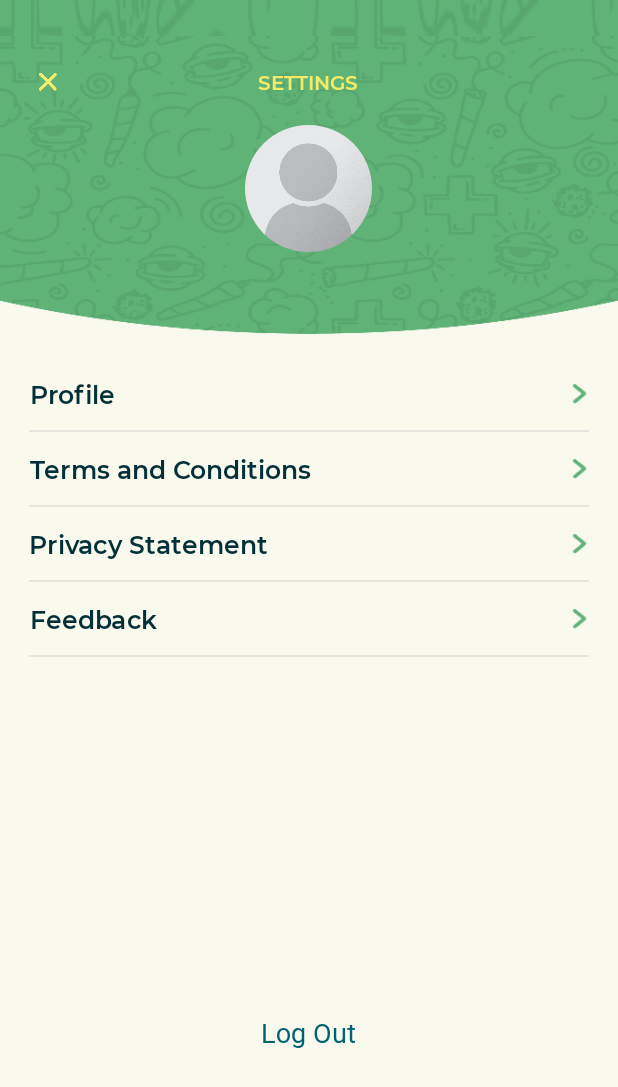
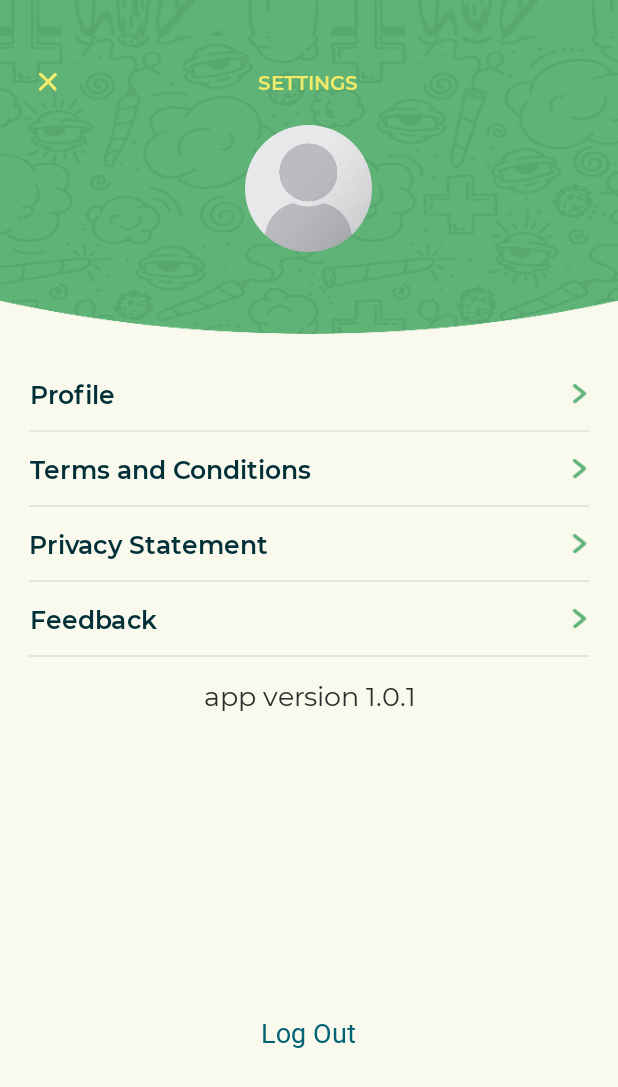
Before and after one commit to Daniel-Jefferson/dbc-android, an Android app: the SettingsActivity screen opened directly, with no data from a screen before it, on a phone screen of 412 x 824 dp. Shown: the top 1087 px of the screen. Run offline under Robolectric (Android 15) with nearby library versions, the light colour scheme and no system bars; our stand-ins replace ButterKnife, sdp/ssp sizes; libraries missing offline, so code that uses them is left out: com.facebook.drawee, com.github.piasy.fresco, com.makeramen.roundedimageview, com.nostra13.universalimageloader, io.michaelrocks.libphonenumber; plain views replace RoundedImageView; pictures from the network do not load; 2 statements that could not run were skipped.

Commit message:
add app version to settings view

```diff
--- a/app/src/main/java/com/app/budsbank/activities/SettingsActivity.java
+++ b/app/src/main/java/com/app/budsbank/activities/SettingsActivity.java
@@ -13,6 +13,7 @@ import android.widget.TextView;
 
 import androidx.localbroadcastmanager.content.LocalBroadcastManager;
 
+import com.app.budsbank.BuildConfig;
 import com.app.budsbank.R;
 import com.app.budsbank.models.UserModel;
 import com.app.budsbank.utils.AppConstants;
@@ -48,6 +49,8 @@ public class SettingsActivity  extends BaseActivity implements View.OnClickListe
     RelativeLayout lytFeedback;
     @BindView(R.id.tv_logout)
     TextView tvLogout;
+    @BindView(R.id.tv_app_version)
+    TextView tvAppVersion;
 
     private SettingsActivity.LocalBroadcast localBroadcast;
 
@@ -79,6 +82,9 @@ public class SettingsActivity  extends BaseActivity implements View.OnClickListe
             }
         } else
             ivProfile.setImageResource(R.drawable.user_placeholder);
+
+        String versionName = BuildConfig.VERSION_NAME;
+        tvAppVersion.setText("app version " + versionName);
     }
 
     private void initViews() {
--- a/app/src/main/res/layout/activity_settings.xml
+++ b/app/src/main/res/layout/activity_settings.xml
@@ -242,6 +242,16 @@
 
             </LinearLayout>
 
+            <TextView
+                android:id="@+id/tv_app_version"
+                style="@style/AppTheme.Widget.TextView"
+                android:layout_width="match_parent"
+                android:layout_height="wrap_content"
+                android:layout_marginTop="@dimen/_10sdp"
+                android:text="app version 2.2.1"
+                android:textColor="@color/black_22"
+                />
+
         </LinearLayout>
 
     </ScrollView>
```
